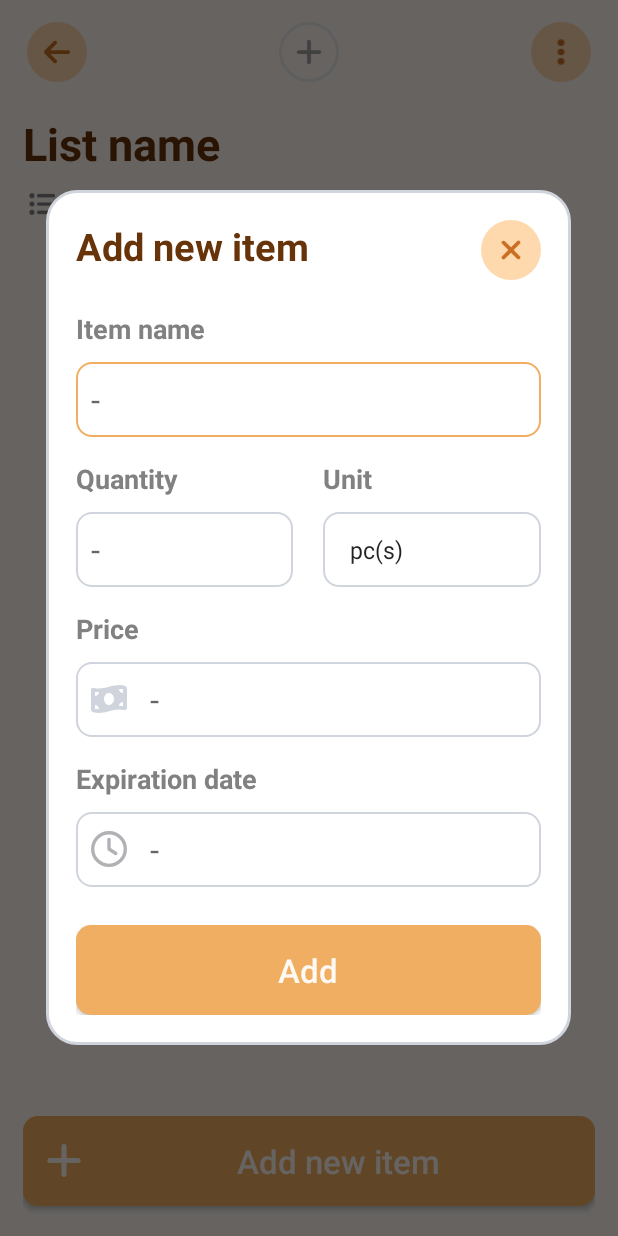
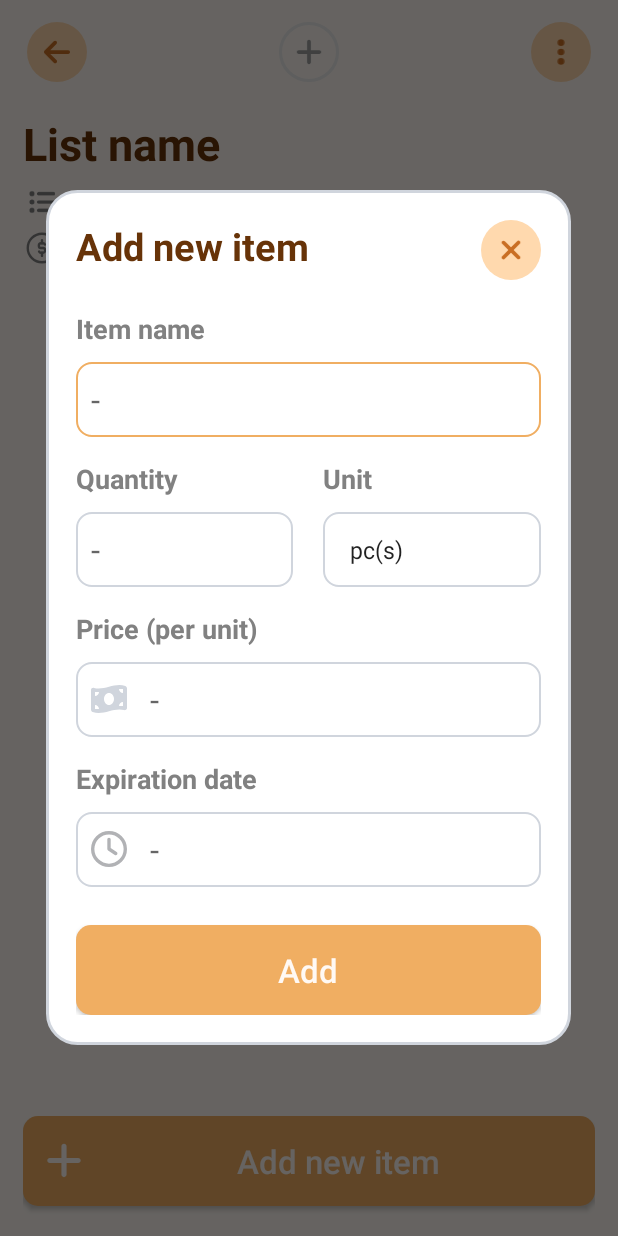
Before and after one commit to yabluninn/shopnstock, an Android app: the ShoppingListActivity screen opened directly, with no data from a screen before it, after a tap on "Add new item", on a phone screen of 412 x 824 dp. Run offline under Robolectric (Android 15) with nearby library versions, the phone set to English and light mode, and no system bars; our stand-ins replace Dagger/Hilt's generated code, Firebase (no records; nobody signed in at launch, a user with empty details on screens opened directly); libraries missing offline, so code that uses them is left out: com.journeyapps.barcodescanner; 2 statements that could not run were skipped.

Commit message:
List total price and budget (max items total price) features

```diff
--- a/app/src/main/java/com/yablunin/shopnstock/di/AppModule.kt
+++ b/app/src/main/java/com/yablunin/shopnstock/di/AppModule.kt
@@ -5,6 +5,7 @@ import com.yablunin.shopnstock.domain.usecases.list.AddItemUseCase
 import com.yablunin.shopnstock.domain.usecases.list.GenerateQRCodeBitmapUseCase
 import com.yablunin.shopnstock.domain.usecases.list.GetCompletedItemsCountUseCase
 import com.yablunin.shopnstock.domain.usecases.list.GetSizeUseCase
+import com.yablunin.shopnstock.domain.usecases.list.GetTotalPriceUseCase
 import com.yablunin.shopnstock.domain.usecases.list.RemoveItemUseCase
 import com.yablunin.shopnstock.domain.usecases.list.handler.AddListUseCase
 import com.yablunin.shopnstock.domain.usecases.list.handler.ConvertToClipboardStringUseCase
@@ -67,7 +68,8 @@ class AppModule {
         copyListUseCase: CopyListUseCase,
         addListUseCase: AddListUseCase,
         convertToClipboardStringUseCase: ConvertToClipboardStringUseCase,
-        generateQRCodeBitmapUseCase: GenerateQRCodeBitmapUseCase
+        generateQRCodeBitmapUseCase: GenerateQRCodeBitmapUseCase,
+        getTotalPriceUseCase: GetTotalPriceUseCase
     ): ShoppingListViewModelFactory{
         return ShoppingListViewModelFactory(
             saveUserUseCase = saveUserUseCase,
@@ -81,7 +83,8 @@ class AppModule {
             copyListUseCase = copyListUseCase,
             addListUseCase = addListUseCase,
             convertToClipboardStringUseCase = convertToClipboardStringUseCase,
-            generateQRCodeBitmapUseCase = generateQRCodeBitmapUseCase
+            generateQRCodeBitmapUseCase = generateQRCodeBitmapUseCase,
+            getTotalPriceUseCase = getTotalPriceUseCase
         )
     }
 
--- a/app/src/main/java/com/yablunin/shopnstock/di/DomainModule.kt
+++ b/app/src/main/java/com/yablunin/shopnstock/di/DomainModule.kt
@@ -11,6 +11,7 @@ import com.yablunin.shopnstock.domain.usecases.list.GetCompletedItemsCountUseCas
 import com.yablunin.shopnstock.domain.usecases.list.GetItemByIdUseCase
 import com.yablunin.shopnstock.domain.usecases.list.GetItemByIndexUseCase
 import com.yablunin.shopnstock.domain.usecases.list.GetSizeUseCase
+import com.yablunin.shopnstock.domain.usecases.list.GetTotalPriceUseCase
 import com.yablunin.shopnstock.domain.usecases.list.RemoveItemAtUseCase
 import com.yablunin.shopnstock.domain.usecases.list.RemoveItemUseCase
 import com.yablunin.shopnstock.domain.usecases.list.handler.AddListUseCase
@@ -98,6 +99,10 @@ class DomainModule {
     fun provideGenerateQRCodeBitmapUseCase(listRepository: ListRepository): GenerateQRCodeBitmapUseCase{
         return GenerateQRCodeBitmapUseCase(listRepository = listRepository)
     }
+    @Provides
+    fun provideGetTotalPriceUseCase(listRepository: ListRepository): GetTotalPriceUseCase{
+        return GetTotalPriceUseCase(listRepository = listRepository)
+    }
 
     @Provides
     fun provideSaveUserUseCase(userRepository: UserRepository): SaveUserUseCase{
--- a/app/src/main/java/com/yablunin/shopnstock/presentation/viewmodels/ShoppingListViewModelFactory.kt
+++ b/app/src/main/java/com/yablunin/shopnstock/presentation/viewmodels/ShoppingListViewModelFactory.kt
@@ -6,6 +6,7 @@ import com.yablunin.shopnstock.domain.usecases.list.AddItemUseCase
 import com.yablunin.shopnstock.domain.usecases.list.GenerateQRCodeBitmapUseCase
 import com.yablunin.shopnstock.domain.usecases.list.GetCompletedItemsCountUseCase
 import com.yablunin.shopnstock.domain.usecases.list.GetSizeUseCase
+import com.yablunin.shopnstock.domain.usecases.list.GetTotalPriceUseCase
 import com.yablunin.shopnstock.domain.usecases.list.RemoveItemUseCase
 import com.yablunin.shopnstock.domain.usecases.list.handler.AddListUseCase
 import com.yablunin.shopnstock.domain.usecases.list.handler.ConvertToClipboardStringUseCase
@@ -27,7 +28,8 @@ class ShoppingListViewModelFactory(
     val copyListUseCase: CopyListUseCase,
     val addListUseCase: AddListUseCase,
     val convertToClipboardStringUseCase: ConvertToClipboardStringUseCase,
-    val generateQRCodeBitmapUseCase: GenerateQRCodeBitmapUseCase
+    val generateQRCodeBitmapUseCase: GenerateQRCodeBitmapUseCase,
+    val getTotalPriceUseCase: GetTotalPriceUseCase
 ): ViewModelProvider.Factory {
     override fun <T : ViewModel> create(modelClass: Class<T>): T {
         return ShoppingListViewModel(
@@ -42,7 +44,8 @@ class ShoppingListViewModelFactory(
             copyListUseCase = copyListUseCase,
             addListUseCase = addListUseCase,
             convertToClipboardStringUseCase = convertToClipboardStringUseCase,
-            generateQRCodeBitmapUseCase = generateQRCodeBitmapUseCase
+            generateQRCodeBitmapUseCase = generateQRCodeBitmapUseCase,
+            getTotalPriceUseCase = getTotalPriceUseCase
         ) as T
     }
 }
--- /dev/null
+++ b/app/src/main/res/drawable/ic_money_round.xml
@@ -0,0 +1,17 @@
+<vector android:height="24dp" android:viewportHeight="24"
+    android:viewportWidth="24" android:width="24dp" xmlns:android="http://schemas.android.com/apk/res/android">
+    <path android:fillColor="#00000000"
+        android:pathData="m12,12m-9,0a9,9 0,1 0,18 0,9 9,0 1,0 -18,0"
+        android:strokeColor="#000000" android:strokeLineCap="round"
+        android:strokeLineJoin="round" android:strokeWidth="1.5"/>
+    <path android:fillColor="#00000000"
+        android:pathData="M13.867,9.75c-0.246,-0.48 -0.708,-0.769 -1.2,-0.75h-1.334c-0.736,0 -1.333,0.67 -1.333,1.5c0,0.827 0.597,1.499 1.333,1.499h1.334c0.736,0 1.333,0.671 1.333,1.5c0,0.828 -0.597,1.499 -1.333,1.499h-1.334c-0.492,0.019 -0.954,-0.27 -1.2,-0.75"
+        android:strokeColor="#000000" android:strokeLineCap="round"
+        android:strokeLineJoin="round" android:strokeWidth="1.5"/>
+    <path android:fillColor="#00000000" android:pathData="m12,7v2"
+        android:strokeColor="#000000" android:strokeLineCap="round"
+        android:strokeLineJoin="round" android:strokeWidth="1.5"/>
+    <path android:fillColor="#00000000" android:pathData="m12,15v2"
+        android:strokeColor="#000000" android:strokeLineCap="round"
+        android:strokeLineJoin="round" android:strokeWidth="1.5"/>
+</vector>
--- a/app/src/main/res/layout/activity_shopping_list.xml
+++ b/app/src/main/res/layout/activity_shopping_list.xml
@@ -68,14 +68,19 @@
     <LinearLayout
         android:id="@+id/linearLayout5"
         android:layout_width="match_parent"
-        android:layout_height="48dp"
-        android:layout_marginTop="52dp"
+        android:layout_height="wrap_content"
+        android:layout_marginTop="62dp"
         android:gravity="center_vertical"
-        android:orientation="horizontal"
+        android:orientation="vertical"
         app:layout_constraintEnd_toEndOf="parent"
         app:layout_constraintHorizontal_bias="0.517"
         app:layout_constraintStart_toStartOf="parent"
         app:layout_constraintTop_toBottomOf="@+id/linearLayout2">
+
+            <LinearLayout
+                android:layout_width="match_parent"
+                android:layout_height="wrap_content"
+                android:orientation="horizontal">
 
                 <ImageView
                     android:layout_width="25dp"
@@ -94,6 +99,32 @@
                     android:text="List 0/0 completed"
                     android:textColor="@color/input_hint"
                     android:textSize="18sp" />
+
+            </LinearLayout>
+
+        <LinearLayout
+            android:layout_width="match_parent"
+            android:layout_height="wrap_content"
+            android:orientation="horizontal"
+            android:layout_marginTop="5dp">
+
+            <ImageView
+                android:layout_width="25dp"
+                android:layout_height="25dp"
+                android:src="@drawable/ic_money_round"
+                app:tint="@color/input_hint" />
+
+            <TextView
+                android:id="@+id/shopping_list_price_budget_text"
+                android:layout_width="wrap_content"
+                android:layout_height="match_parent"
+                android:layout_marginLeft="10dp"
+                android:gravity="center_vertical"
+                android:text="Worth: 1000 USD (max: 1000)"
+                android:textColor="@color/input_hint"
+                android:textSize="18sp" />
+
+        </LinearLayout>
 
     </LinearLayout>
 
@@ -137,10 +168,11 @@
         android:id="@+id/shopping_list_items_rcview"
         android:layout_width="match_parent"
         android:layout_height="455dp"
-        android:layout_marginTop="20dp"
+        android:layout_marginTop="10dp"
+        android:layout_marginBottom="20dp"
         app:layout_constraintBottom_toTopOf="@+id/shopping_list_add_item_button"
         app:layout_constraintEnd_toEndOf="parent"
-        app:layout_constraintHorizontal_bias="0.5"
+        app:layout_constraintHorizontal_bias="0.448"
         app:layout_constraintStart_toStartOf="parent"
         app:layout_constraintTop_toBottomOf="@+id/linearLayout5"
         app:layout_constraintVertical_bias="0.0" />
--- a/app/src/main/res/layout/add_new_item_popup.xml
+++ b/app/src/main/res/layout/add_new_item_popup.xml
@@ -14,10 +14,10 @@
         android:layout_height="wrap_content">
 
         <TextView
-            android:layout_width="wrap_content"
+            android:layout_width="0dp"
             android:layout_height="match_parent"
             android:layout_weight="1"
-            android:text="Add new item"
+            android:text="@string/add_new_item_header"
             android:textStyle="bold"
             android:textSize="25sp"
             android:textColor="@color/font"
@@ -46,7 +46,7 @@
             android:id="@+id/add_new_item_label_name"
             android:layout_width="match_parent"
             android:layout_height="wrap_content"
-            android:text="Item name"
+            android:text="@string/add_new_item_name_header"
             android:textStyle="bold"
             android:textColor="@color/input_hint"
             android:textSize="18sp"
@@ -86,7 +86,7 @@
                 android:id="@+id/add_new_item_label_quantity"
                 android:layout_width="match_parent"
                 android:layout_height="wrap_content"
-                android:text="Quantity"
+                android:text="@string/add_new_item_quantity_header"
                 android:textStyle="bold"
                 android:textColor="@color/input_hint"
                 android:textSize="18sp"
@@ -120,7 +120,7 @@
                 android:id="@+id/add_new_item_label_unit"
                 android:layout_width="match_parent"
                 android:layout_height="wrap_content"
-                android:text="Unit"
+                android:text="@string/add_new_item_unit_header"
                 android:textStyle="bold"
                 android:textColor="@color/input_hint"
                 android:textSize="18sp"
@@ -153,7 +153,7 @@
             android:id="@+id/add_new_item_label_price"
             android:layout_width="match_parent"
             android:layout_height="wrap_content"
-            android:text="Price"
+            android:text="@string/add_new_item_price_header"
             android:textStyle="bold"
             android:textColor="@color/input_hint"
             android:textSize="18sp"
@@ -187,7 +187,7 @@
             android:id="@+id/add_new_item_label_exp_date"
             android:layout_width="match_parent"
             android:layout_height="wrap_content"
-            android:text="Expiration date"
+            android:text="@string/add_new_item_exp_date_header"
             android:textStyle="bold"
             android:textColor="@color/input_hint"
             android:textSize="18sp"
@@ -217,7 +217,7 @@
         android:layout_height="60dp"
         android:layout_marginTop="25dp"
         android:gravity="center"
-        android:text="Add"
+        android:text="@string/add"
         android:textSize="22sp"
         android:textAllCaps="false"
         android:textColor="@color/app_background"
--- a/app/src/main/res/values/strings.xml
+++ b/app/src/main/res/values/strings.xml
@@ -7,6 +7,7 @@
     <string name="error_email_already_in_use">Email already in use. Try again!</string>
     <string name="error_weak_password">Weak password (Min length: 6). Try again!</string>
     <string name="error_scanning_list">Error scanning QR-code. Try again!</string>
+    <string name="error_budget_limit_reached">You reached budget limit!</string>
 
     <!-- Successful messages -->
     <string name="successful_add_item">Item successfully added to your list!</string>
@@ -61,5 +62,13 @@
     <string name="change_password_enter_current">Enter current password</string>
     <string name="change_password_new">New password</string>
     <string name="change_password_enter_new">Enter new password</string>
+    <string name="add_new_item_price_header">Price (per unit)</string>
+    <string name="add_new_item_name_header">Item name</string>
+    <string name="add_new_item_quantity_header">Quantity</string>
+    <string name="add_new_item_unit_header">Unit</string>
+    <string name="add_new_item_exp_date_header">Expiration date</string>
+    <string name="add">Add</string>
+    <string name="add_new_item_header">Add new item</string>
+    <string name="create_new_list_budget_hint">Budget (max)</string>
 
 </resources>
--- a/domain/src/main/java/com/yablunin/shopnstock/domain/models/ShoppingList.kt
+++ b/domain/src/main/java/com/yablunin/shopnstock/domain/models/ShoppingList.kt
@@ -2,9 +2,9 @@ package com.yablunin.shopnstock.domain.models
 
 import java.io.Serializable
 
-data class ShoppingList(val id: Int, var name: String) : Serializable {
+data class ShoppingList(val id: Int, var name: String, var budget: Double) : Serializable {
 
-    constructor(): this(-1, "")
+    constructor(): this(-1, "", 0.0)
 
     val list = mutableListOf<ListItem>()
 }
--- a/domain/src/main/java/com/yablunin/shopnstock/domain/repositories/ListRepository.kt
+++ b/domain/src/main/java/com/yablunin/shopnstock/domain/repositories/ListRepository.kt
@@ -16,4 +16,5 @@ interface ListRepository {
     fun size(list: ShoppingList): Int
     fun toClipboardString(list: ShoppingList, user: User): String
     fun generateQRCodeBitmap(list: ShoppingList): Bitmap
+    fun getTotalPrice(list: ShoppingList): Double
 }
--- a/domain/src/main/java/com/yablunin/shopnstock/domain/repositories/ShoppingListHandlerRepository.kt
+++ b/domain/src/main/java/com/yablunin/shopnstock/domain/repositories/ShoppingListHandlerRepository.kt
@@ -36,7 +36,7 @@ class ShoppingListHandlerRepository: ListHandlerRepository {
         else{
             copiedListName = list.name + " (copy)"
         }
-        val copiedList = ShoppingList(generateListId(user), copiedListName)
+        val copiedList = ShoppingList(generateListId(user), copiedListName, list.budget)
         when(copyAction){
             ListConstants.COPY_WHOLE_LIST -> {
                 for (item in list.list){
--- /dev/null
+++ b/domain/src/main/java/com/yablunin/shopnstock/domain/usecases/list/GetTotalPriceUseCase.kt
@@ -0,0 +1,10 @@
+package com.yablunin.shopnstock.domain.usecases.list
+
+import com.yablunin.shopnstock.domain.models.ShoppingList
+import com.yablunin.shopnstock.domain.repositories.ListRepository
+
+class GetTotalPriceUseCase(private val listRepository: ListRepository) {
+    fun execute(list: ShoppingList): Double{
+        return listRepository.getTotalPrice(list)
+    }
+}
```
Also changed, not shown: app/src/main/java/com/yablunin/shopnstock/presentation/activities/HomeActivity.kt (+7 -4 lines), app/src/main/java/com/yablunin/shopnstock/presentation/activities/ShoppingListActivity.kt (+9 -2 lines), app/src/main/java/com/yablunin/shopnstock/presentation/viewmodels/ShoppingListViewModel.kt (+29 -3 lines), app/src/main/res/layout/bottom_dialog_create_list.xml (+20 -0 lines), domain/src/main/java/com/yablunin/shopnstock/domain/repositories/ShoppingListRepository.kt (+9 -0 lines). Lines whose indentation alone changed are shown as unchanged.
